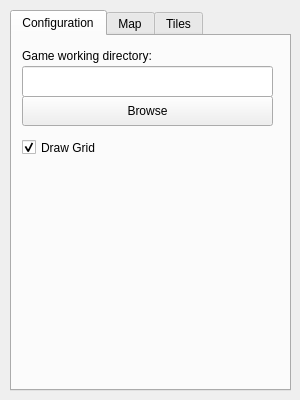
The window that Annchienta/games/editor/editor.ui (sago007/annchienta) describes before a commit, drawn with Qt 5.
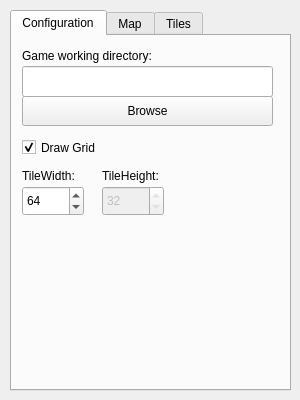
The same window after the commit.

Commit message: Customizable tile size in editor.

Diff of the .ui file:
```diff
--- a/Annchienta/games/editor/editor.ui
+++ b/Annchienta/games/editor/editor.ui
@@ -92,6 +92,64 @@
       <bool>true</bool>
      </property>
     </widget>
+    <widget class="QLabel" name="label_2" >
+     <property name="geometry" >
+      <rect>
+       <x>10</x>
+       <y>130</y>
+       <width>71</width>
+       <height>20</height>
+      </rect>
+     </property>
+     <property name="text" >
+      <string>TileWidth:</string>
+     </property>
+    </widget>
+    <widget class="QSpinBox" name="tileWidthBox" >
+     <property name="geometry" >
+      <rect>
+       <x>10</x>
+       <y>150</y>
+       <width>62</width>
+       <height>30</height>
+      </rect>
+     </property>
+     <property name="value" >
+      <number>64</number>
+     </property>
+    </widget>
+    <widget class="QSpinBox" name="tileHeightBox" >
+     <property name="enabled" >
+      <bool>false</bool>
+     </property>
+     <property name="geometry" >
+      <rect>
+       <x>90</x>
+       <y>150</y>
+       <width>62</width>
+       <height>30</height>
+      </rect>
+     </property>
+     <property name="readOnly" >
+      <bool>true</bool>
+     </property>
+     <property name="value" >
+      <number>32</number>
+     </property>
+    </widget>
+    <widget class="QLabel" name="label_3" >
+     <property name="geometry" >
+      <rect>
+       <x>90</x>
+       <y>130</y>
+       <width>77</width>
+       <height>20</height>
+      </rect>
+     </property>
+     <property name="text" >
+      <string>TileHeight:</string>
+     </property>
+    </widget>
    </widget>
    <widget class="QWidget" name="mapTab" >
     <attribute name="title" >
```
The commit also changes 2 other files.
